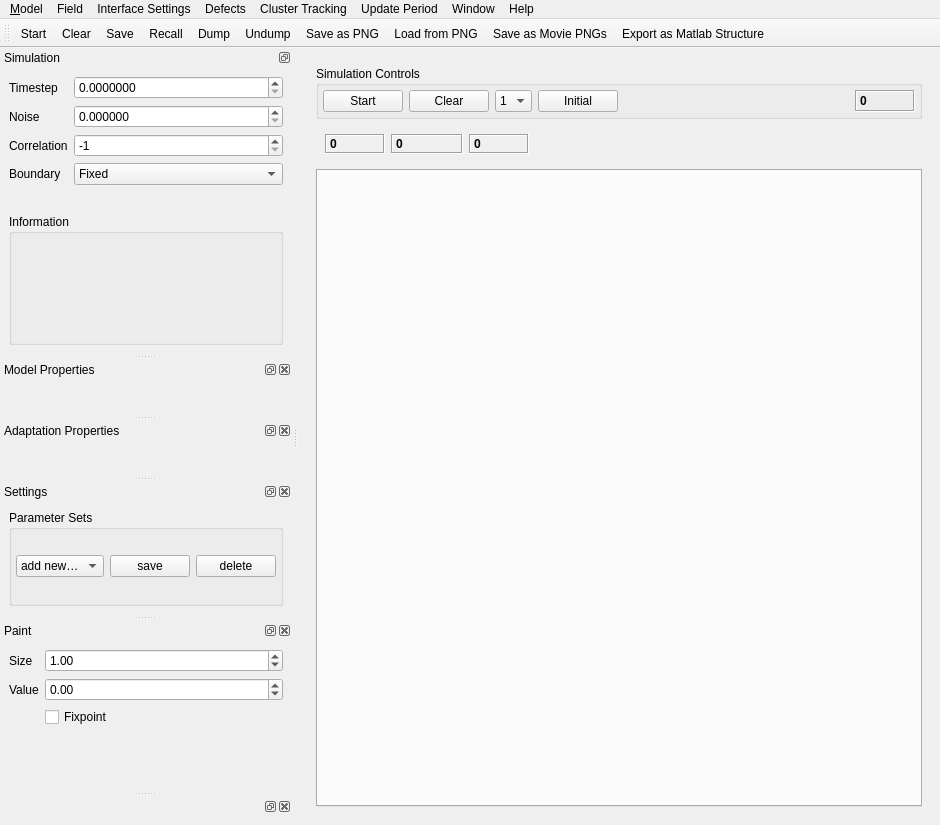
Old version of the form ui/plotwindow_2d.ui in the repository Debilski/Wellenprogramm.
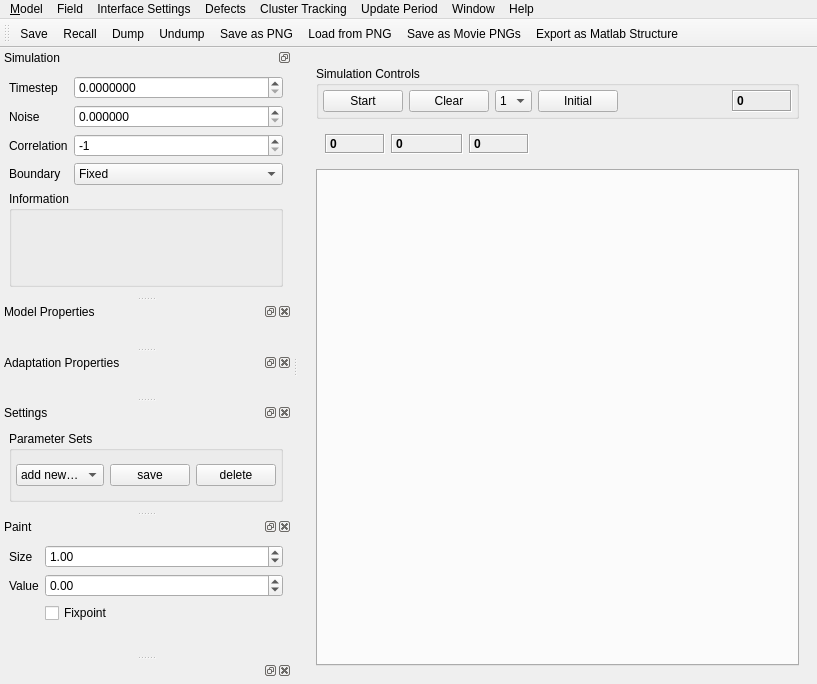
New version of the form. Custom widgets are drawn as their Qt base class.

```diff
--- a/ui/plotwindow_2d.ui
+++ b/ui/plotwindow_2d.ui
@@ -6,8 +6,8 @@
    <rect>
     <x>0</x>
     <y>0</y>
-    <width>940</width>
-    <height>825</height>
+    <width>817</width>
+    <height>684</height>
    </rect>
   </property>
   <property name="sizePolicy">
@@ -273,7 +273,7 @@
     <rect>
      <x>0</x>
      <y>0</y>
-     <width>940</width>
+     <width>817</width>
      <height>22</height>
     </rect>
    </property>
@@ -604,8 +604,6 @@
    <attribute name="toolBarBreak">
     <bool>false</bool>
    </attribute>
-   <addaction name="actionStartStop"/>
-   <addaction name="actionClear"/>
    <addaction name="actionSave"/>
    <addaction name="actionRecall"/>
    <addaction name="actionDump"/>
```
